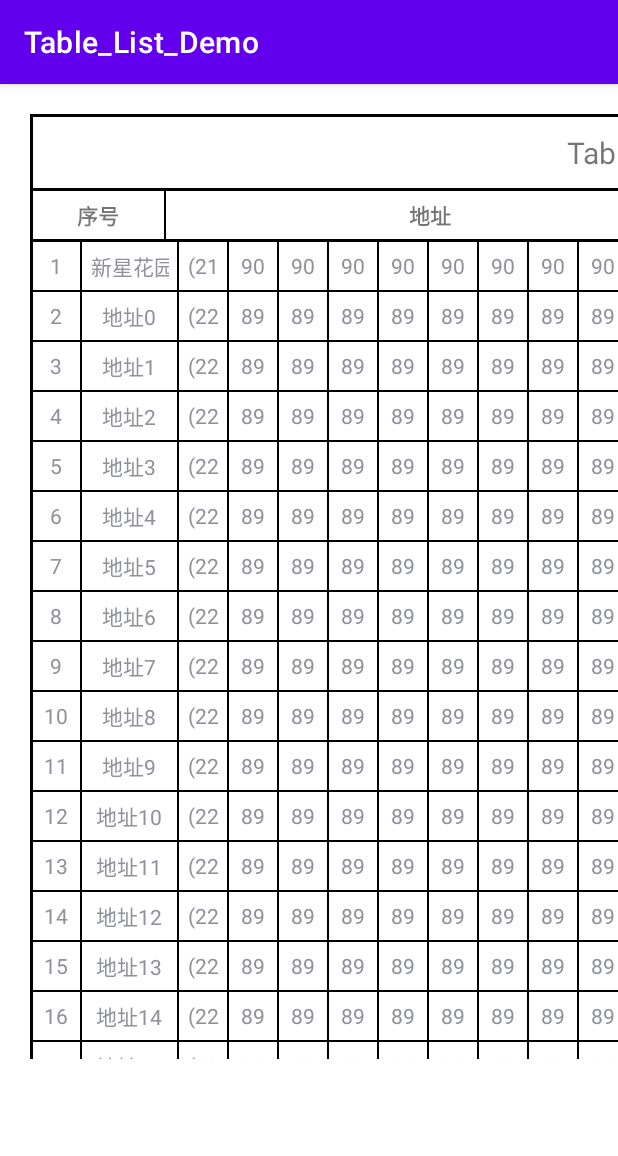
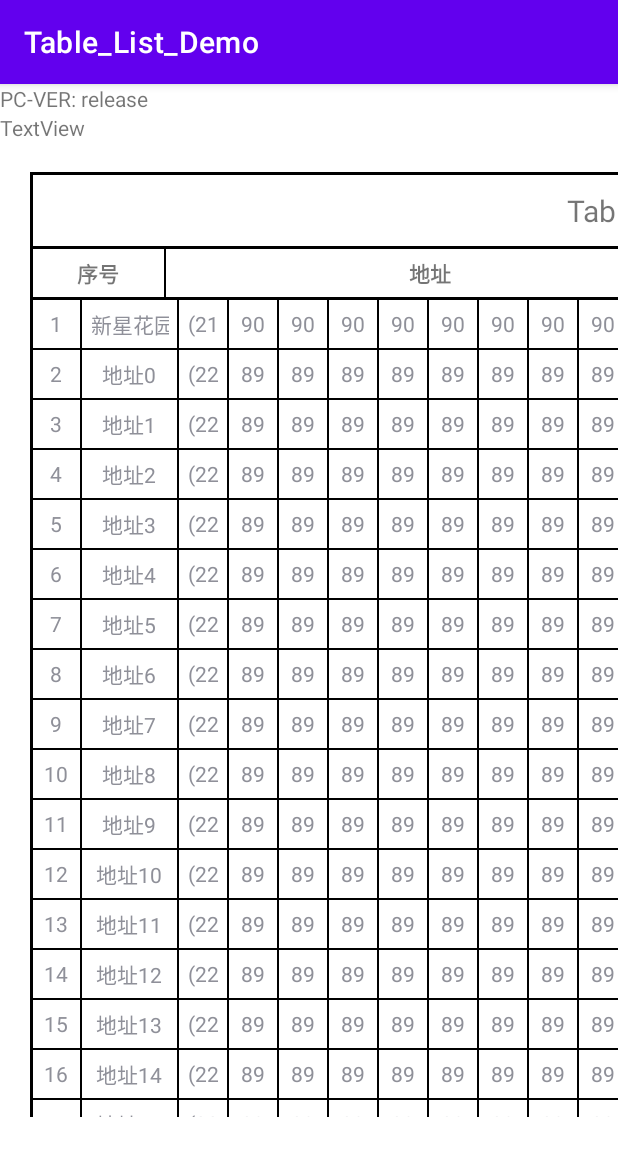
Before and after one commit to progsofts/TableListDemo, an Android app: the screen it shows after launch (MainActivity), on a phone screen of 412 x 824 dp. Shown: the top 1156 px of the screen. Run offline under Robolectric (Android 15) with nearby library versions, the phone set to English and light mode, and no system bars.

Commit message:
支持GPS获取前台服务/配置统一到Utils

```diff
--- a/app/src/main/java/com/progsoft/table_list_demo/DataItem.java
+++ b/app/src/main/java/com/progsoft/table_list_demo/DataItem.java
@@ -2,11 +2,21 @@ package com.progsoft.table_list_demo;
 
 public class DataItem {
     private String address, LL, distance;
+    private final String record;
 
     public DataItem(String address, String LL, String distance) {
         this.address = address;
         this.LL = LL;
         this.distance = distance;
+        this.record = "";
+    }
+
+    public DataItem(String s) {
+        this.record = s;
+    }
+
+    public String getRecord() {
+        return record;
     }
 
     public String getAddress() {
--- a/app/src/main/java/com/progsoft/table_list_demo/MainActivity.java
+++ b/app/src/main/java/com/progsoft/table_list_demo/MainActivity.java
@@ -1,11 +1,17 @@
 package com.progsoft.table_list_demo;
 
+import androidx.annotation.RequiresApi;
 import androidx.appcompat.app.AppCompatActivity;
 
 import android.annotation.SuppressLint;
 import android.content.Context;
+import android.content.Intent;
 import android.graphics.Color;
+import android.os.Build;
 import android.os.Bundle;
+import android.os.Environment;
+import android.os.Handler;
+import android.os.Message;
 import android.util.Log;
 import android.view.Gravity;
 import android.widget.LinearLayout;
@@ -13,43 +19,88 @@ import android.widget.TableLayout;
 import android.widget.TableRow;
 import android.widget.TextView;
 
+import java.io.File;
+import java.lang.ref.WeakReference;
 import java.util.ArrayList;
+import java.util.Date;
 
+@SuppressLint("SetTextI18n")
 public class MainActivity extends AppCompatActivity {
     // 声明变量
     TableLayout tableLayout;
-    private final ArrayList<DataItem> dataItems = new ArrayList<>();
-    private final String TAG = "MainActivity";
+    private static final ArrayList<DataItem> dataItems = new ArrayList<>();
+    private static final String TAG = "MainActivity";
+    public static MyHandler myHandler = null;
 
+    @RequiresApi(api = Build.VERSION_CODES.O)
     @Override
     protected void onCreate(Bundle savedInstanceState) {
         super.onCreate(savedInstanceState);
         setContentView(R.layout.activity_main);
         Log.e(TAG, "onCreate");
 
+//        File path = new File(Environment.getExternalStorageDirectory()+"/progsoft/demo/log/");
+        File path = new File(Environment.getExternalStorageDirectory() + "/" + Utils.LOG_FILEPATH);
+        if(!path.exists()){
+            Log.e(TAG, "mkdir " + path + " " + path.mkdirs());
+        }
+
+        TextView tv = findViewById(R.id.version);
+        tv.setText("PC-VER:" + BuildConfig.VERSION_NAME + " " + BuildConfig.BUILD_TYPE);
         // 添加要显示的数据
         dataItems.add(new DataItem("新星花园2号楼1001室", "(21, 104)", "90"));
-        for (int i = 0; i < 20; i++)
+        for (int i = 0; i < 30; i++)
             dataItems.add(new DataItem("地址" + i, "(22, 115)", "89"));
         // 绘制表格
         initTable();
+        Intent service = new Intent(getApplicationContext(), MyService.class);
+        getApplicationContext().startForegroundService(service);
+        if (myHandler == null) {
+            myHandler = new MyHandler(new WeakReference<>(this));
+            Log.e(TAG, "new Handler");
+        } else {
+            Log.e(TAG, "old Handler");
+        }
         MyRunnable myRunnable = new MyRunnable();
         Thread mThread = new Thread(myRunnable, "Timer");
         mThread.start();
     }
 
-    class MyRunnable implements Runnable {
+
+    class MyHandler extends Handler {
+        private final WeakReference<MainActivity> activity;
+        MyHandler(WeakReference<MainActivity> activity) {
+            this.activity = activity;
+        }
+        @Override
+        public void handleMessage(Message msg) {
+            if (msg.what == 0) {
+                //fileRead(Utils.INFO_FILENAME);
+                initTable();
+            } else {
+                TextView tv = findViewById(R.id.textView);
+                tv.setText(new Date().toLocaleString());
+            }
+        }
+    }
+
+    public static void sendHandler(int what) {
+        Message check = myHandler.obtainMessage(what, "");
+        myHandler.sendMessage(check);
+    }
+
+    static class MyRunnable implements Runnable {
         @Override
         public void run() {
             Log.e(TAG, "****HTTPS****:" + HttpClient.doGet("https://www.baidu.com/"));
             Log.e(TAG, "****HTTP*****:" + HttpClient.doGet("http://www.baidu.com/"));
+            Log.e(TAG, "****GET UTILS*****:" + HttpClient.doGet(Utils.GET_CHARGE_URL));
         }
     }
 
     @SuppressLint("SetTextI18n")
     private void initTable() {
         tableLayout = findViewById(R.id.tableLayout);
-
         int padding = dip2px(getApplicationContext(), 5);
 
         // 遍历dataItems, 每一条数据都加进TableLayout中
@@ -121,12 +172,10 @@ public class MainActivity extends AppCompatActivity {
             // 填充文字数据
             tvLL.setText(dataItem.getLL());
 
-
             // 将所有新的组件加入到对应的视图中
             linearLayout.addView(tvNo);
             linearLayout.addView(tvAddress);
             linearLayout.addView(tvLL);
-
 
             // 第四列
             for (int j = 0; j < 20; j++) {
--- a/app/src/main/res/layout/activity_main.xml
+++ b/app/src/main/res/layout/activity_main.xml
@@ -6,6 +6,22 @@
     android:layout_height="match_parent"
     tools:ignore="MissingConstraints"
     tools:context=".MainActivity">
+    <LinearLayout
+        android:layout_width="match_parent"
+        android:layout_height="match_parent"
+        android:orientation="vertical">
+
+        <TextView
+            android:id="@+id/version"
+            android:layout_width="match_parent"
+            android:layout_height="wrap_content"
+            android:text="TextView" />
+
+        <TextView
+            android:id="@+id/textView"
+            android:layout_width="match_parent"
+            android:layout_height="wrap_content"
+            android:text="TextView" />
 
         <HorizontalScrollView
             android:layout_width="match_parent"
@@ -113,4 +129,5 @@
                 </TableLayout>
             </ScrollView>
         </HorizontalScrollView>
+    </LinearLayout>
 </androidx.constraintlayout.widget.ConstraintLayout>
```
Also changed, not shown: app/build.gradle (+7 -2 lines), app/src/main/AndroidManifest.xml (+7 -0 lines), app/src/main/java/com/progsoft/table_list_demo/MyService.java (added, +174 -0 lines), app/src/main/java/com/progsoft/table_list_demo/Utils.java (added, +44 -0 lines). Lines whose indentation alone changed are shown as unchanged.
